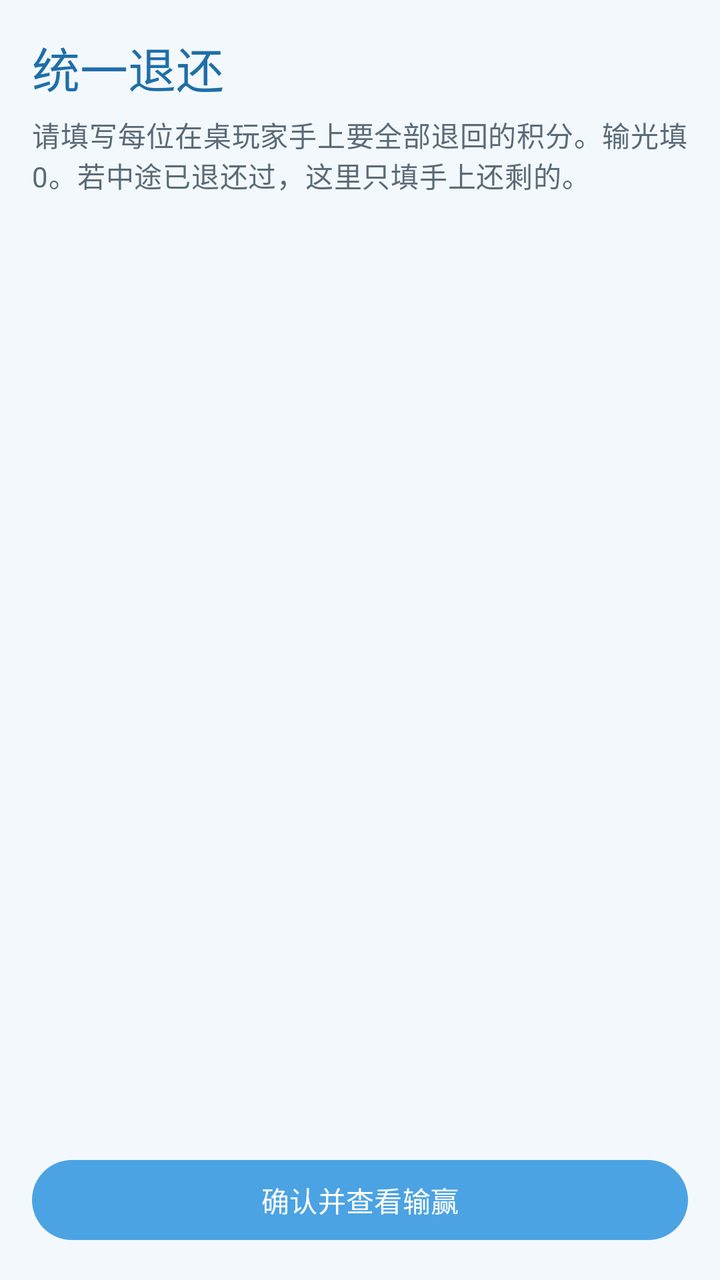
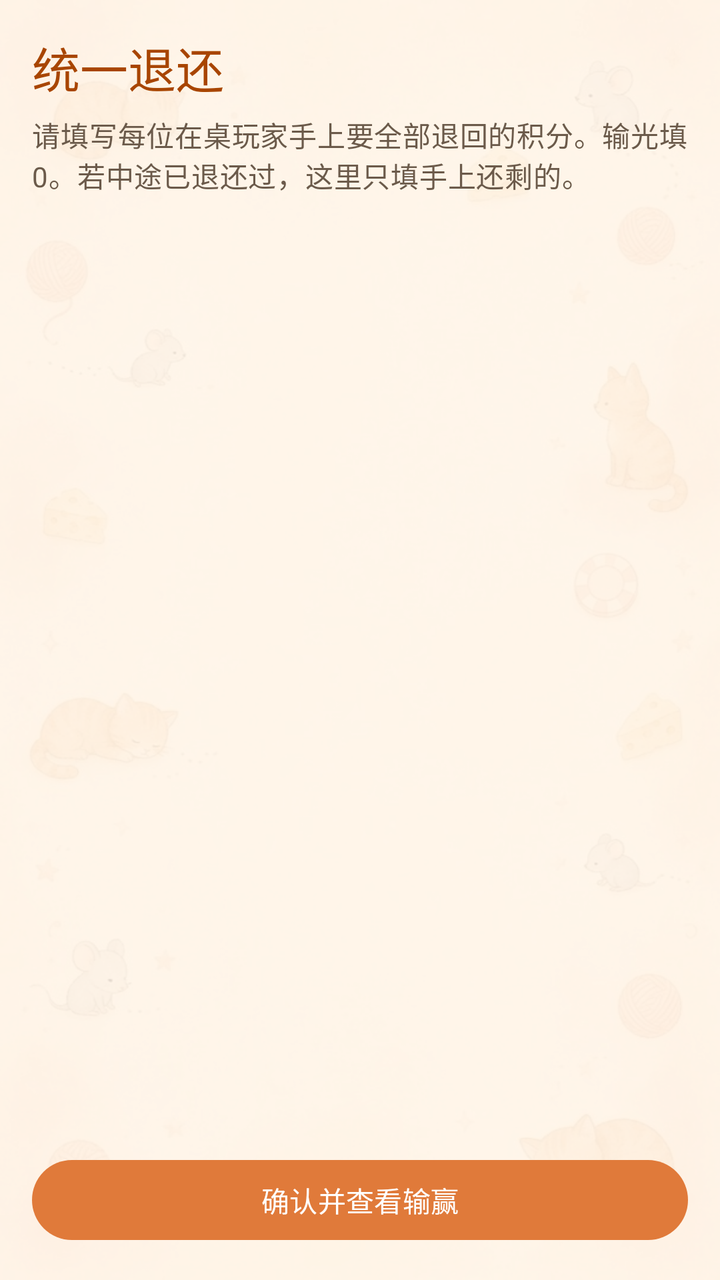

The first picture is an Android layout as it rendered before a commit; the second is the same layout after the commit. The layout source and the unified diff follow.
<!-- AndroidManifest.xml: application theme Theme.ChipTrack -->
<!-- res/layout/fragment_final_return.xml -->
<?xml version="1.0" encoding="utf-8"?>
<androidx.constraintlayout.widget.ConstraintLayout xmlns:android="http://schemas.android.com/apk/res/android"
    xmlns:app="http://schemas.android.com/apk/res-auto"
    android:layout_width="match_parent"
    android:layout_height="match_parent"
    android:background="@color/surface">

    <TextView
        android:id="@+id/titleText"
        android:layout_width="0dp"
        android:layout_height="wrap_content"
        android:paddingHorizontal="16dp"
        android:paddingTop="16dp"
        android:text="@string/final_return_title"
        android:textAppearance="?attr/textAppearanceHeadlineSmall"
        android:textColor="@color/sky_blue_deep"
        app:layout_constraintEnd_toEndOf="parent"
        app:layout_constraintStart_toStartOf="parent"
        app:layout_constraintTop_toTopOf="parent" />

    <TextView
        android:id="@+id/subtitleText"
        android:layout_width="0dp"
        android:layout_height="wrap_content"
        android:paddingHorizontal="16dp"
        android:paddingTop="6dp"
        android:text="@string/final_return_subtitle"
        android:textAppearance="?attr/textAppearanceBodyMedium"
        android:textColor="@color/text_secondary"
        app:layout_constraintEnd_toEndOf="parent"
        app:layout_constraintStart_toStartOf="parent"
        app:layout_constraintTop_toBottomOf="@id/titleText" />

    <androidx.recyclerview.widget.RecyclerView
        android:id="@+id/returnList"
        android:layout_width="0dp"
        android:layout_height="0dp"
        android:clipToPadding="false"
        android:paddingHorizontal="12dp"
        android:paddingTop="12dp"
        android:paddingBottom="8dp"
        app:layout_constraintBottom_toTopOf="@id/confirmButton"
        app:layout_constraintEnd_toEndOf="parent"
        app:layout_constraintStart_toStartOf="parent"
        app:layout_constraintTop_toBottomOf="@id/subtitleText" />

    <com.google.android.material.button.MaterialButton
        android:id="@+id/confirmButton"
        android:layout_width="0dp"
        android:layout_height="wrap_content"
        android:layout_margin="16dp"
        android:text="@string/final_return_confirm"
        app:layout_constraintBottom_toBottomOf="parent"
        app:layout_constraintEnd_toEndOf="parent"
        app:layout_constraintStart_toStartOf="parent" />

</androidx.constraintlayout.widget.ConstraintLayout>
<!-- resources referenced by this layout -->
<resources>
  <color name="sky_blue_deep">#FF1E6FA8</color>
  <color name="surface">#FFF3F8FC</color>
  <color name="text_secondary">#FF5A6B78</color>
  <string name="final_return_confirm">确认并查看输赢</string>
  <string name="final_return_subtitle">请填写每位在桌玩家手上要全部退回的积分。输光填 0。若中途已退还过，这里只填手上还剩的。</string>
  <string name="final_return_title">统一退还</string>
  <style name="Theme.ChipTrack" parent="Theme.Material3.Light.NoActionBar">
          <item name="colorPrimary">@color/sky_blue</item>
          <item name="colorOnPrimary">@color/white</item>
          <item name="colorSecondary">@color/chip_gold</item>
          <item name="android:statusBarColor">@color/sky_blue_deep</item>
          <item name="android:navigationBarColor">@color/surface</item>
          <item name="android:windowBackground">@color/surface</item>
      </style>
  <color name="sky_blue">#FF4BA3E3</color>
  <color name="white">#FFFFFFFF</color>
  <color name="chip_gold">#FFE0B14A</color>
</resources>

<!-- the commit's change to res/layout/fragment_final_return.xml (unified diff, before → after) -->
@@ -3,7 +3,7 @@
     xmlns:app="http://schemas.android.com/apk/res-auto"
     android:layout_width="match_parent"
     android:layout_height="match_parent"
-    android:background="@color/surface">
+    android:background="@drawable/bg_app">
 
     <TextView
         android:id="@+id/titleText"
<!-- resource entries referenced after the edit -->
@@ -1,8 +1,23 @@
 <!-- resources referenced by this layout -->
 <resources>
-  <color name="sky_blue_deep">#FF1E6FA8</color>
-  <color name="surface">#FFF3F8FC</color>
-  <color name="text_secondary">#FF5A6B78</color>
+  <color name="sky_blue_deep">#FFA84500</color>
+  <color name="surface">#FFFFF6EB</color>
+  <color name="text_secondary">#FF6B5A4A</color>
+  <!-- drawable bg_app (drawable) -->
+  <?xml version="1.0" encoding="utf-8"?>
+  <layer-list xmlns:android="http://schemas.android.com/apk/res/android">
+      <item>
+          <bitmap
+              android:gravity="fill"
+              android:src="@drawable/bg_cat_mouse_scene" />
+      </item>
+      
+      <item>
+          <shape android:shape="rectangle">
+              <solid android:color="#D9FFF6EB" />
+          </shape>
+      </item>
+  </layer-list>
   <string name="final_return_confirm">确认并查看输赢</string>
   <string name="final_return_subtitle">请填写每位在桌玩家手上要全部退回的积分。输光填 0。若中途已退还过，这里只填手上还剩的。</string>
   <string name="final_return_title">统一退还</string>
@@ -12,9 +27,10 @@
           <item name="colorSecondary">@color/chip_gold</item>
           <item name="android:statusBarColor">@color/sky_blue_deep</item>
           <item name="android:navigationBarColor">@color/surface</item>
-          <item name="android:windowBackground">@color/surface</item>
+          <item name="android:windowBackground">@drawable/bg_app</item>
       </style>
-  <color name="sky_blue">#FF4BA3E3</color>
+  <!-- drawable bg_cat_mouse_scene: png bitmap (drawable, 64490 bytes) -->
+  <color name="sky_blue">#FFE07A3A</color>
   <color name="white">#FFFFFFFF</color>
   <color name="chip_gold">#FFE0B14A</color>
 </resources>
